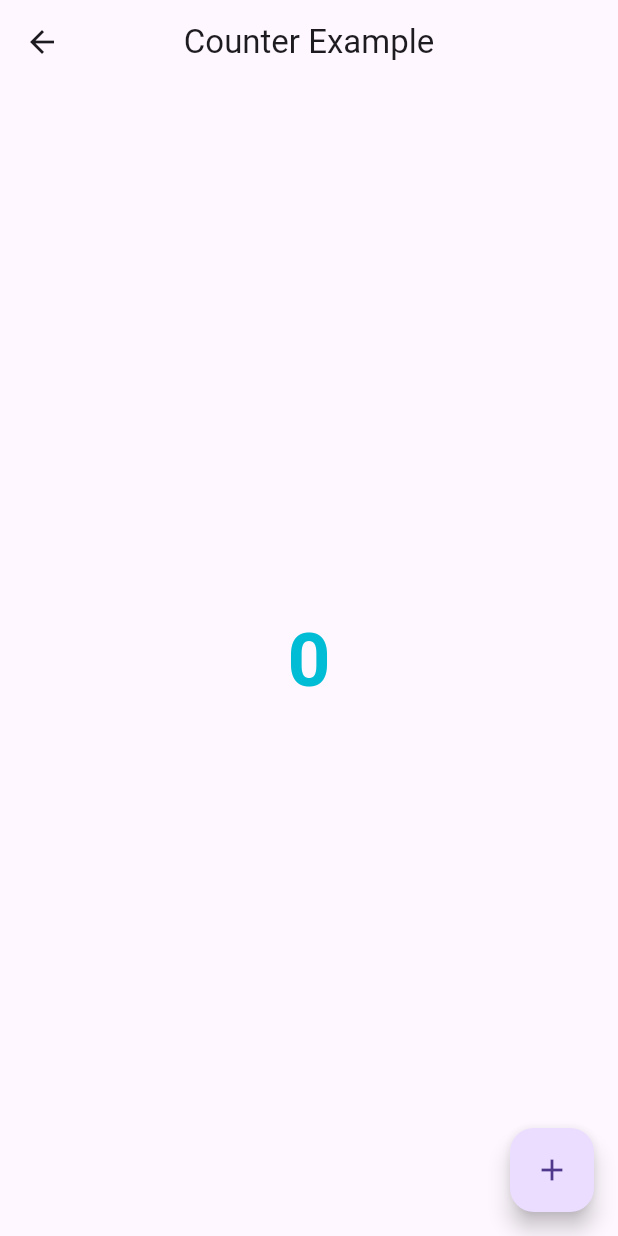
After one commit to AliHamza-17/example_with_getx, a Flutter app: the CounterExample screen opened directly, on a phone screen of 412 x 824 dp. The commit adds this screen. Run offline on Flutter 3.47's test engine with Material 3 defaults, Android fonts, the phone set to English and light mode, and no system bars; our stand-ins replace get.

Commit message:
3 example.......

```diff
--- /dev/null
+++ b/lib/Examples/counter_example.dart
@@ -0,0 +1,34 @@
+import 'package:example_with_getx/controller/counter_controller.dart';
+import 'package:flutter/material.dart';
+import 'package:get/get.dart';
+
+class CounterExample extends StatelessWidget {
+  CounterExample({Key? key}) : super(key: key);
+
+  final CounterController controller = Get.put(CounterController());
+
+  @override
+  Widget build(BuildContext context) {
+    return Scaffold(
+      floatingActionButton: FloatingActionButton(
+        onPressed: () {
+          controller.incrementCounter();
+        },
+        child: Icon(Icons.add),
+      ),
+      appBar: AppBar(
+        title: Text('Counter Example'),
+        centerTitle: true,
+      ),
+      body: Center(
+        child: Obx(() {
+          return Text(
+            controller.count.toString(),
+            style: TextStyle(
+                fontSize: 50, fontWeight: FontWeight.w600, color: Colors.cyan),
+          );
+        }),
+      ),
+    );
+  }
+}
--- /dev/null
+++ b/lib/controller/counter_controller.dart
@@ -0,0 +1,10 @@
+import 'package:get/get.dart';
+
+class CounterController extends GetxController {
+  RxInt count = 0.obs;
+
+  incrementCounter() {
+    count.value++;
+    print(count);
+  }
+}
--- a/lib/main.dart
+++ b/lib/main.dart
@@ -1,7 +1,8 @@
-import 'package:example_with_getx/home_page.dart';
 import 'package:flutter/material.dart';
 import 'package:flutter/services.dart';
 import 'package:get/get_navigation/src/root/get_material_app.dart';
+
+import 'Examples/switch_example.dart';
 
 void main() {
   SystemChrome.setSystemUIOverlayStyle(
@@ -25,7 +26,7 @@ class MyApp extends StatelessWidget {
       title: 'GetX Example',
       theme: ThemeData.light(),
       darkTheme: ThemeData.dark(),
-      home: const HomePage(),
+      home: SwitchExample(),
     );
   }
 }
```
Also changed, not shown: lib/counter_example.dart (deleted).
